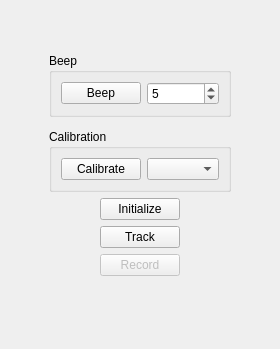
Before: the Qt Designer form branches/main/libs/code/cisstDevices/devNDISerialControllerQWidget.ui in eetuna/cisst, drawn with Qt 5.
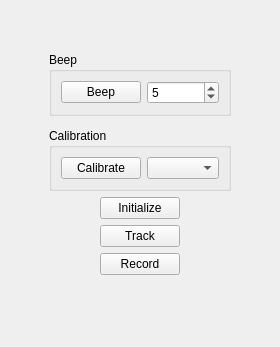
After: the same form once the commit is applied.

What changed in the file:
```diff
--- a/branches/main/libs/code/cisstDevices/devNDISerialControllerQWidget.ui
+++ b/branches/main/libs/code/cisstDevices/devNDISerialControllerQWidget.ui
@@ -7,7 +7,7 @@
     <x>0</x>
     <y>0</y>
     <width>280</width>
-    <height>349</height>
+    <height>347</height>
    </rect>
   </property>
   <property name="windowTitle">
@@ -116,9 +116,6 @@
    </item>
    <item row="6" column="2">
     <widget class="QPushButton" name="ButtonRecord">
-     <property name="enabled">
-      <bool>false</bool>
-     </property>
      <property name="text">
       <string>Record</string>
      </property>
```
